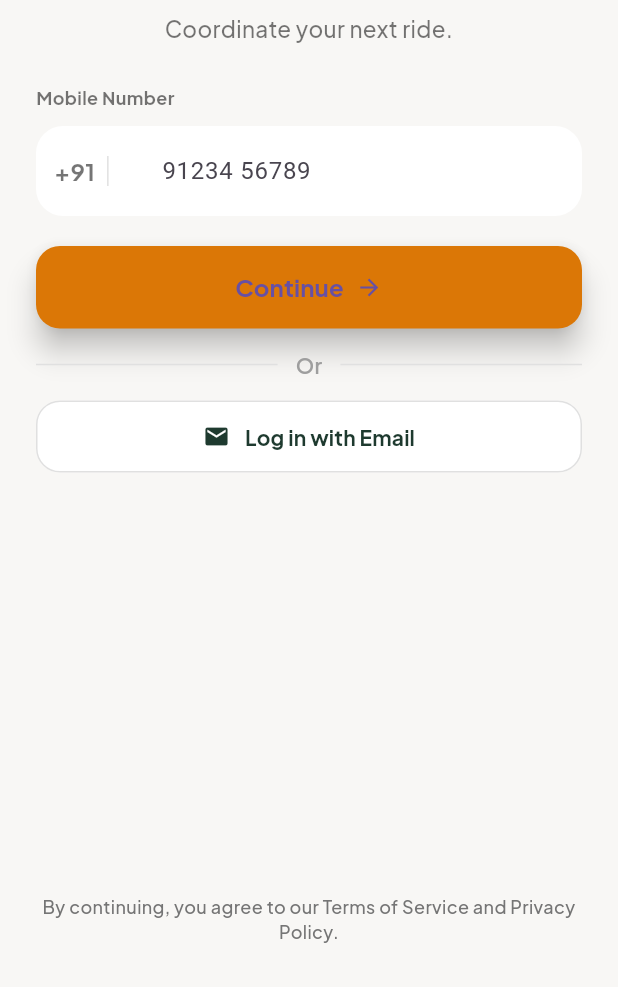
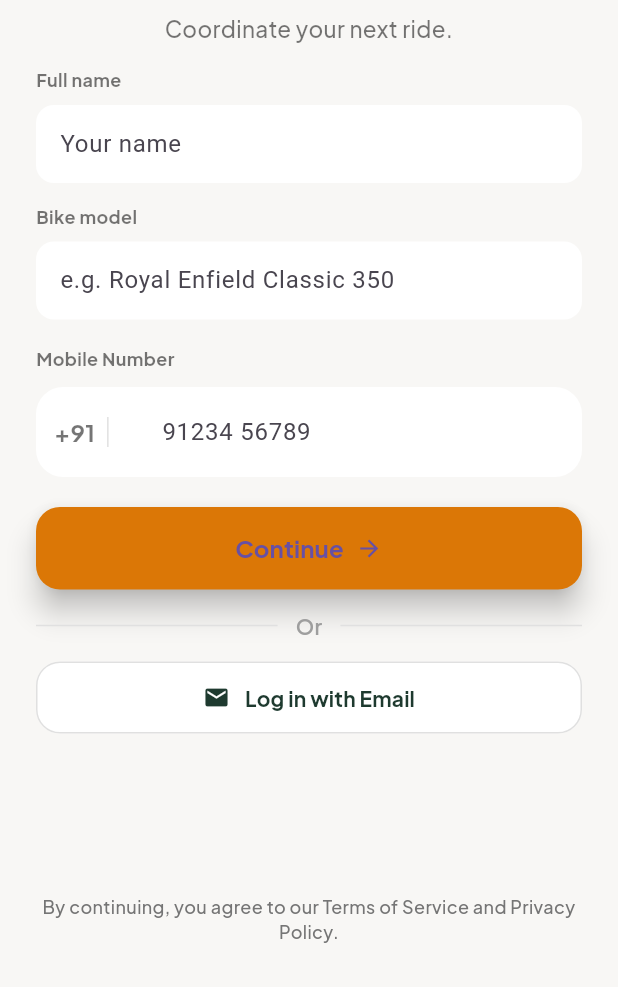
Before and after one commit to pranavv1210/JourneySync-App, a Flutter app: the screen it shows after launch, on a phone screen of 412 x 824 dp, the part 249-1236 px from its top. Run offline on Flutter 3.47's test engine with Material 3 defaults, Android fonts, the phone set to English and light mode, and no system bars; our stand-ins replace google_fonts, shared_preferences, supabase_flutter; accounts and stored records are empty.

Commit message:
feat: collect user name and bike on login; display on dashboard

```diff
--- a/lib/login_screen.dart
+++ b/lib/login_screen.dart
@@ -12,10 +12,14 @@ class LoginScreen extends StatefulWidget {
 
 class _LoginScreenState extends State<LoginScreen> {
   final phoneController = TextEditingController();
+  final nameController = TextEditingController();
+  final bikeController = TextEditingController();
 
   @override
   void dispose() {
     phoneController.dispose();
+    nameController.dispose();
+    bikeController.dispose();
     super.dispose();
   }
 
@@ -68,7 +72,65 @@ class _LoginScreenState extends State<LoginScreen> {
                     ),
                     textAlign: TextAlign.center,
                   ),
-                  const SizedBox(height: 28),
+                  const SizedBox(height: 16),
+
+                  // Full name field
+                  Align(
+                    alignment: Alignment.centerLeft,
+                    child: Text(
+                      'Full name',
+                      style: GoogleFonts.plusJakartaSans(
+                        fontSize: 12,
+                        fontWeight: FontWeight.w700,
+                        color: Colors.black54,
+                      ),
+                    ),
+                  ),
+                  const SizedBox(height: 8),
+                  TextField(
+                    controller: nameController,
+                    textCapitalization: TextCapitalization.words,
+                    decoration: InputDecoration(
+                      hintText: 'Your name',
+                      filled: true,
+                      fillColor: Colors.white,
+                      border: OutlineInputBorder(
+                        borderRadius: BorderRadius.circular(12),
+                        borderSide: BorderSide.none,
+                      ),
+                      contentPadding: const EdgeInsets.symmetric(vertical: 14, horizontal: 12),
+                    ),
+                  ),
+                  const SizedBox(height: 14),
+
+                  // Bike model field
+                  Align(
+                    alignment: Alignment.centerLeft,
+                    child: Text(
+                      'Bike model',
+                      style: GoogleFonts.plusJakartaSans(
+                        fontSize: 12,
+                        fontWeight: FontWeight.w700,
+                        color: Colors.black54,
+                      ),
+                    ),
+                  ),
+                  const SizedBox(height: 8),
+                  TextField(
+                    controller: bikeController,
+                    decoration: InputDecoration(
+                      hintText: 'e.g. Royal Enfield Classic 350',
+                      filled: true,
+                      fillColor: Colors.white,
+                      border: OutlineInputBorder(
+                        borderRadius: BorderRadius.circular(12),
+                        borderSide: BorderSide.none,
+                      ),
+                      contentPadding: const EdgeInsets.symmetric(vertical: 14, horizontal: 12),
+                    ),
+                  ),
+
+                  const SizedBox(height: 18),
 
                   // Phone label
                   Align(
@@ -130,8 +192,23 @@ class _LoginScreenState extends State<LoginScreen> {
                     width: double.infinity,
                     child: ElevatedButton(
                       onPressed: () async {
+                        final name = nameController.text.trim();
+                        final bike = bikeController.text.trim();
+                        final phone = phoneController.text.trim();
+
+                        if (name.isEmpty || phone.isEmpty) {
+                          ScaffoldMessenger.of(context).showSnackBar(
+                            SnackBar(content: Text('Please enter your name and phone number')),
+                          );
+                          return;
+                        }
+
                         final prefs = await SharedPreferences.getInstance();
                         await prefs.setBool('isLoggedIn', true);
+                        await prefs.setString('userName', name);
+                        await prefs.setString('userBike', bike);
+                        await prefs.setString('userPhone', phone);
+
                         if (!mounted) return;
                         Navigator.pushReplacement(
                           context,
```
Also changed, not shown: lib/home_screen.dart (+48 -10 lines).
